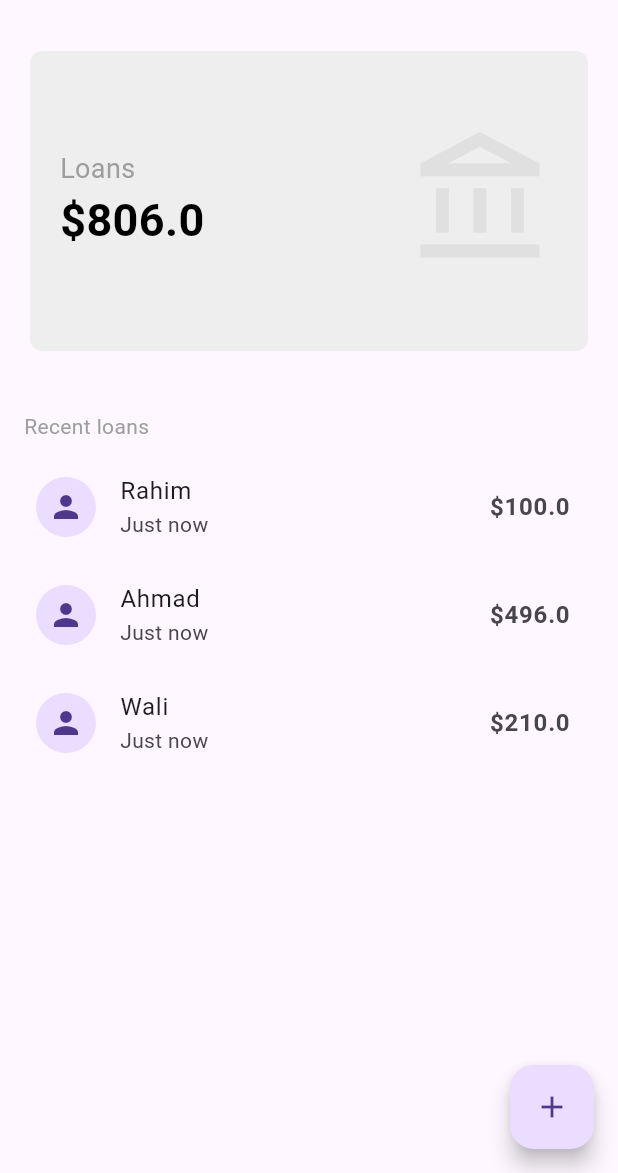
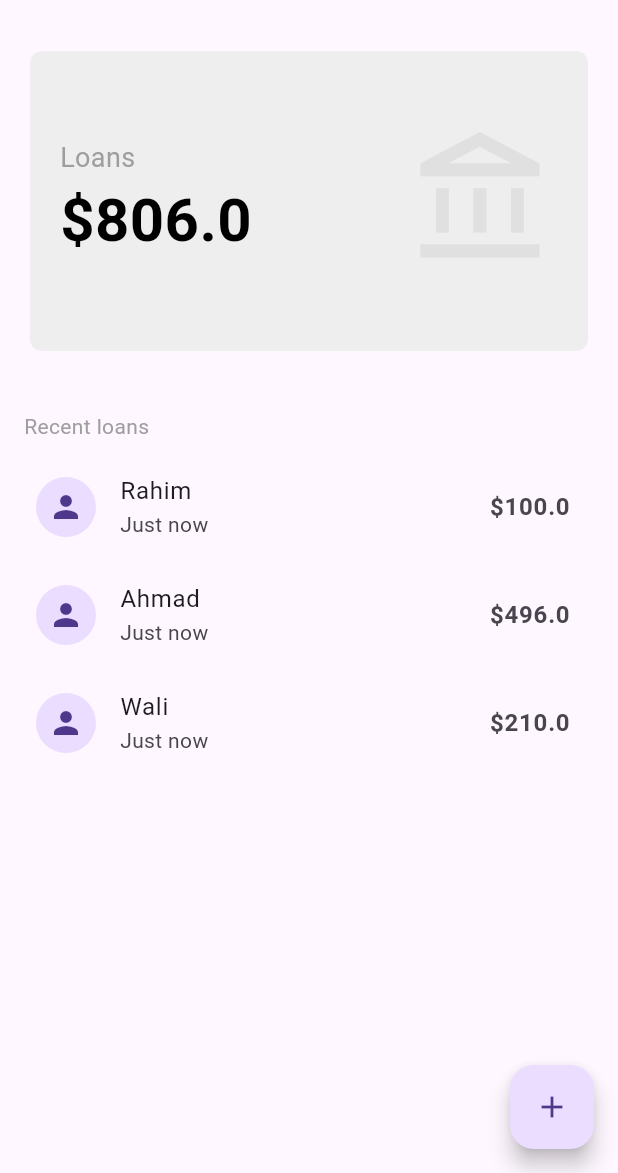
Before and after one commit to OGhawsi/loan-manager, a Flutter app: the screen it shows after launch, on a phone screen of 412 x 824 dp, the part 63-1236 px from its top. Run offline on Flutter 3.47's test engine with Material 3 defaults, Android fonts, the light colour scheme and no system bars; our stand-ins replace percent_indicator.

Commit message:
single loan completed

```diff
--- a/lib/main.dart
+++ b/lib/main.dart
@@ -4,12 +4,10 @@ import 'package:loan_manager/pages/home_page.dart';
 import 'package:provider/provider.dart';
 
 void main() {
-
-  runApp(
-    ChangeNotifierProvider(
-      create:(context) => LoanModel(),
-      child: const MyApp(),
-      ));
+  runApp(ChangeNotifierProvider(
+    create: (context) => LoanModel(),
+    child: const MyApp(),
+  ));
 }
 
 class MyApp extends StatelessWidget {
@@ -18,7 +16,7 @@ class MyApp extends StatelessWidget {
   @override
   Widget build(BuildContext context) {
     return const MaterialApp(
-      color: Color.fromARGB(255, 87, 87, 87),
+      color: Colors.white,
       debugShowCheckedModeBanner: false,
       home: MyHomePage(),
     );
--- a/lib/pages/home_page.dart
+++ b/lib/pages/home_page.dart
@@ -16,6 +16,8 @@ class _MyHomePageState extends State<MyHomePage> {
   final TextEditingController _amountController = TextEditingController();
 
   // var loanModel = LoanModel();
+  // TODO: currency selector
+  // card could show multiple currencies
 
   @override
   Widget build(BuildContext context) {
@@ -42,7 +44,7 @@ class _MyHomePageState extends State<MyHomePage> {
         onPressed: () => showDialog<String>(
           context: context,
           builder: (BuildContext context) => AlertDialog(
-            title: const Text('AlertDialog Title'),
+            title: const Text('Add new loan'),
             content: Column(
               mainAxisSize: MainAxisSize.min,
               children: [
@@ -122,8 +124,8 @@ class _MyHomePageState extends State<MyHomePage> {
                               "\$${value.calculatePendingLoansAmount(value.allLoans)}",
                               style: const TextStyle(
                                   color: Colors.black,
-                                  fontSize: 30,
-                                  fontWeight: FontWeight.w600),
+                                  fontSize: 40,
+                                  fontWeight: FontWeight.w700),
                             ),
                           ],
                         ),
```
Also changed, not shown: lib/components/single_loan.dart (+5 -77 lines).
